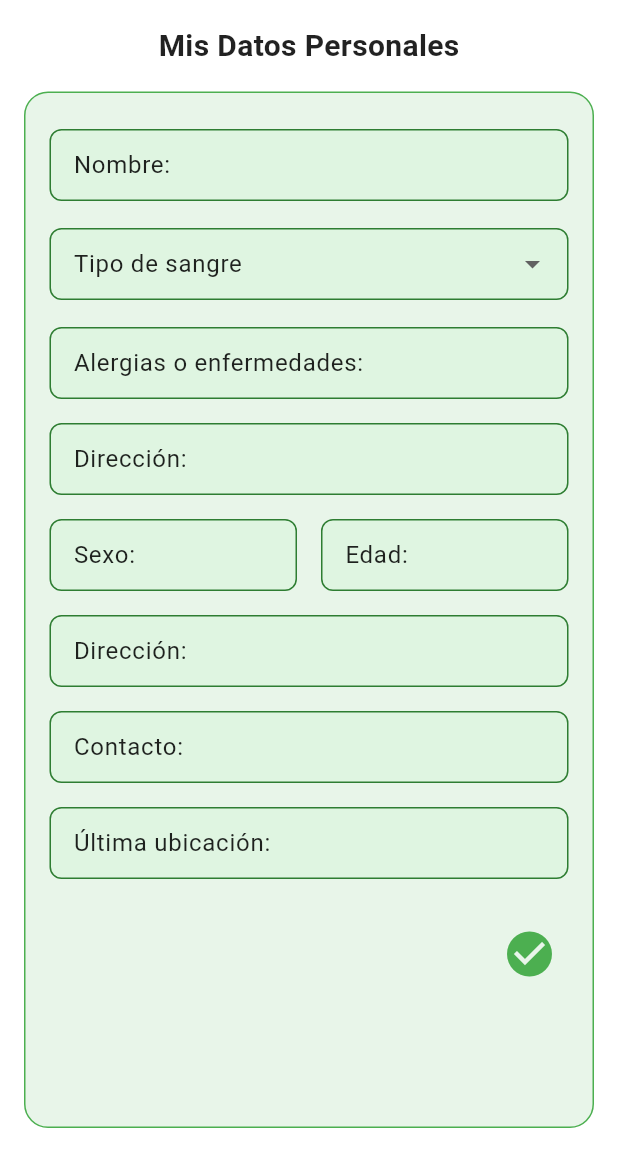
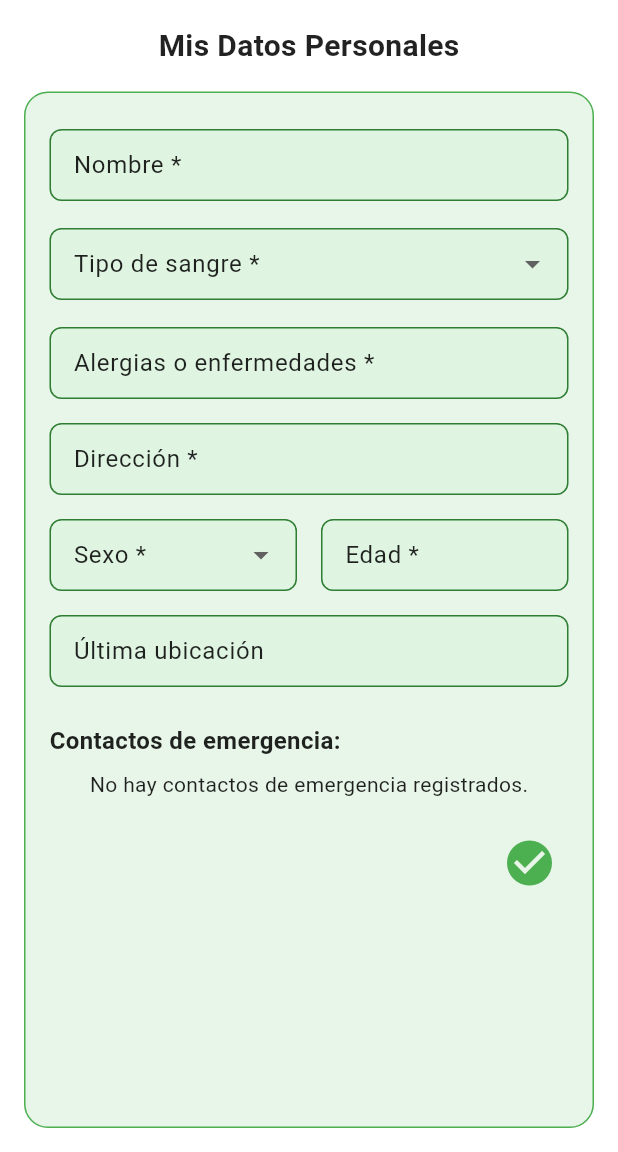
Before and after one commit to Lawitadelimon/alertMe, a Flutter app: the HomePage screen opened directly, after a tap on "Informacion personal", on a phone screen of 412 x 824 dp, the part 84-1236 px from its top. Run offline on Flutter 3.47's test engine with Material 3 defaults, Android fonts, the phone set to English and light mode, and no system bars; our stand-ins replace cloud_firestore, firebase_auth, firebase_core, flutter_blue_plus; accounts and stored records are empty.

Commit message:
personal info, emergency contact

```diff
--- a/lib/screens/personal_info_page.dart
+++ b/lib/screens/personal_info_page.dart
@@ -10,19 +10,23 @@ class PersonalInfoPage extends StatefulWidget {
 }
 
 class _PersonalInfoPageState extends State<PersonalInfoPage> {
+  final _formKey = GlobalKey<FormState>();
+
   final nombreController = TextEditingController();
   final alergiasController = TextEditingController();
   final direccion1Controller = TextEditingController();
-  final direccion2Controller = TextEditingController();
-  final sexoController = TextEditingController();
   final edadController = TextEditingController();
-  final contactoController = TextEditingController();
   final ubicacionController = TextEditingController();
 
   final List<String> tiposSangre = ['A+', 'A-', 'B+', 'B-', 'AB+', 'AB-', 'O+', 'O-'];
+  final List<String> opcionesSexo = ['H', 'M'];
+
   String? tipoSangreSeleccionado;
+  String? sexoSeleccionado;
 
   bool isLoading = true;
+
+  List<dynamic> contactosEmergencia = [];
 
   @override
   void initState() {
@@ -38,14 +42,13 @@ class _PersonalInfoPageState extends State<PersonalInfoPage> {
       if (data != null) {
         setState(() {
           nombreController.text = data['nombre'] ?? '';
-          tipoSangreSeleccionado = data['tipo_sangre'];
+          tipoSangreSeleccionado = tiposSangre.contains(data['tipo_sangre']) ? data['tipo_sangre'] : null;
           alergiasController.text = data['alergias'] ?? '';
           direccion1Controller.text = data['direccion1'] ?? '';
-          direccion2Controller.text = data['direccion2'] ?? '';
-          sexoController.text = data['sexo'] ?? '';
+          sexoSeleccionado = opcionesSexo.contains(data['sexo']) ? data['sexo'] : null;
           edadController.text = data['edad'] ?? '';
-          contactoController.text = data['contacto'] ?? '';
           ubicacionController.text = data['ubicacion'] ?? '';
+          contactosEmergencia = data['contactos_emergencia'] ?? [];
         });
       }
     }
@@ -59,10 +62,7 @@ class _PersonalInfoPageState extends State<PersonalInfoPage> {
     nombreController.dispose();
     alergiasController.dispose();
     direccion1Controller.dispose();
-    direccion2Controller.dispose();
-    sexoController.dispose();
     edadController.dispose();
-    contactoController.dispose();
     ubicacionController.dispose();
     super.dispose();
   }
@@ -83,6 +83,8 @@ class _PersonalInfoPageState extends State<PersonalInfoPage> {
           ? const Center(child: CircularProgressIndicator())
           : Padding(
               padding: const EdgeInsets.all(16),
+              child: Form(
+                key: _formKey,
                 child: Column(
                   children: [
                     const Text(
@@ -101,15 +103,15 @@ class _PersonalInfoPageState extends State<PersonalInfoPage> {
                         child: SingleChildScrollView(
                           child: Column(
                             children: [
-                            _buildTextField('Nombre:', nombreController),
+                              _buildTextField('Nombre *', nombreController),
                               const SizedBox(height: 10),
                               DropdownButtonFormField<String>(
-                              value: tipoSangreSeleccionado,
+                                value: tiposSangre.contains(tipoSangreSeleccionado) ? tipoSangreSeleccionado : null,
                                 decoration: const InputDecoration(
-                                labelText: 'Tipo de sangre',
+                                  labelText: 'Tipo de sangre *',
                                   border: OutlineInputBorder(),
-                                contentPadding: EdgeInsets.symmetric(horizontal: 12),
                                 ),
+                                validator: (value) => value == null ? 'Selecciona un tipo de sangre' : null,
                                 items: tiposSangre.map((tipo) {
                                   return DropdownMenuItem(
                                     value: tipo,
@@ -123,18 +125,77 @@ class _PersonalInfoPageState extends State<PersonalInfoPage> {
                                 },
                               ),
                               const SizedBox(height: 10),
-                            _buildTextField('Alergias o enfermedades:', alergiasController),
-                            _buildTextField('Dirección:', direccion1Controller),
+                              _buildTextField('Alergias o enfermedades *', alergiasController),
+                              _buildTextField('Dirección *', direccion1Controller),
                               Row(
                                 children: [
-                                Expanded(child: _buildTextField('Sexo:', sexoController)),
+                                  Expanded(
+                                    child: DropdownButtonFormField<String>(
+                                      value: opcionesSexo.contains(sexoSeleccionado) ? sexoSeleccionado : null,
+                                      decoration: const InputDecoration(
+                                        labelText: 'Sexo *',
+                                        border: OutlineInputBorder(),
+                                      ),
+                                      validator: (value) => value == null ? 'Selecciona sexo' : null,
+                                      items: opcionesSexo.map((sexo) {
+                                        return DropdownMenuItem(
+                                          value: sexo,
+                                          child: Text(sexo),
+                                        );
+                                      }).toList(),
+                                      onChanged: (value) {
+                                        setState(() {
+                                          sexoSeleccionado = value;
+                                        });
+                                      },
+                                    ),
+                                  ),
                                   const SizedBox(width: 16),
-                                Expanded(child: _buildTextField('Edad:', edadController)),
+                                  Expanded(
+                                    child: _buildTextField('Edad *', edadController),
+                                  ),
                                 ],
                               ),
-                            _buildTextField('Dirección:', direccion2Controller),
-                            _buildTextField('Contacto:', contactoController),
-                            _buildTextField('Última ubicación:', ubicacionController),
+                              _buildTextField('Última ubicación', ubicacionController),
+                              const SizedBox(height: 16),
+
+                              /// CONTACTOS DE EMERGENCIA
+                              Align(
+                                alignment: Alignment.centerLeft,
+                                child: Text(
+                                  'Contactos de emergencia:',
+                                  style: TextStyle(fontWeight: FontWeight.bold, fontSize: 16),
+                                ),
+                              ),
+                              const SizedBox(height: 8),
+                              contactosEmergencia.isEmpty
+                                  ? const Text('No hay contactos de emergencia registrados.')
+                                  : Column(
+                                      children: contactosEmergencia.map<Widget>((contacto) {
+                                        return Container(
+                                          margin: const EdgeInsets.only(bottom: 8),
+                                          padding: const EdgeInsets.all(12),
+                                          decoration: BoxDecoration(
+                                            color: Colors.green[100],
+                                            borderRadius: BorderRadius.circular(8),
+                                            border: Border.all(color: Colors.green),
+                                          ),
+                                          child: Row(
+                                            children: [
+                                              const Icon(Icons.person, color: Colors.green),
+                                              const SizedBox(width: 10),
+                                              Expanded(
+                                                child: Text(
+                                                  '${contacto['nombre']} - ${contacto['telefono']}',
+                                                  style: const TextStyle(fontSize: 16),
+                                                ),
+                                              ),
+                                            ],
+                                          ),
+                                        );
+                                      }).toList(),
+                                    ),
+
                               const SizedBox(height: 16),
                               Align(
                                 alignment: Alignment.bottomRight,
@@ -151,24 +212,37 @@ class _PersonalInfoPageState extends State<PersonalInfoPage> {
                   ],
                 ),
               ),
+            ),
     );
   }
 
   Widget _buildTextField(String label, TextEditingController controller) {
     return Padding(
       padding: const EdgeInsets.symmetric(vertical: 8),
-      child: TextField(
+      child: TextFormField(
         controller: controller,
         decoration: InputDecoration(
           labelText: label,
           border: const OutlineInputBorder(),
-          contentPadding: const EdgeInsets.symmetric(horizontal: 12),
         ),
+        validator: (value) {
+          if (value == null || value.isEmpty) {
+            return 'Este campo es obligatorio';
+          }
+          return null;
+        },
       ),
     );
   }
 
   Future<void> guardarDatosUsuario() async {
+    if (!_formKey.currentState!.validate()) {
+      ScaffoldMessenger.of(context).showSnackBar(
+        const SnackBar(content: Text('Formulario incompleto. Revisa los campos obligatorios.')),
+      );
+      return;
+    }
+
     final uid = FirebaseAuth.instance.currentUser?.uid;
     if (uid != null) {
       await FirebaseFirestore.instance.collection('usuarios').doc(uid).set({
@@ -176,19 +250,31 @@ class _PersonalInfoPageState extends State<PersonalInfoPage> {
         'tipo_sangre': tipoSangreSeleccionado ?? '',
         'alergias': alergiasController.text,
         'direccion1': direccion1Controller.text,
-        'sexo': sexoController.text,
+        'sexo': sexoSeleccionado ?? '',
         'edad': edadController.text,
-        'direccion2': direccion2Controller.text,
-        'contacto': contactoController.text,
         'ubicacion': ubicacionController.text,
         'actualizado': FieldValue.serverTimestamp(),
       });
 
       if (mounted) {
-        ScaffoldMessenger.of(context).showSnackBar(
-          const SnackBar(content: Text('Datos guardados correctamente')),
+        showDialog(
+          context: context,
+          builder: (BuildContext context) {
+            return AlertDialog(
+              title: const Text('¡Excelente!'),
+              content: const Text('Tus datos fueron guardados correctamente.'),
+              actions: [
+                TextButton(
+                  onPressed: () {
+                    Navigator.of(context).pop();
+                    Navigator.of(context).pop();
+                  },
+                  child: const Text('Aceptar'),
+                ),
+              ],
             );
-        Navigator.pop(context);
+          },
+        );
       }
     } else {
       ScaffoldMessenger.of(context).showSnackBar(
--- a/pubspec.yaml
+++ b/pubspec.yaml
@@ -30,6 +30,7 @@ environment:
 dependencies:
   flutter:
     sdk: flutter
+  flutter_blue_plus: ^1.35.5
 
 
   # The following adds the Cupertino Icons font to your application.
```
Also changed, not shown: lib/screens/device_search_page.dart (added, +103 -0 lines), lib/screens/emergency_contacts_page.dart (added, +221 -0 lines), lib/screens/home_page.dart (+14 -2 lines), pubspec.lock, 4 other files. Lines whose indentation alone changed are shown as unchanged.
